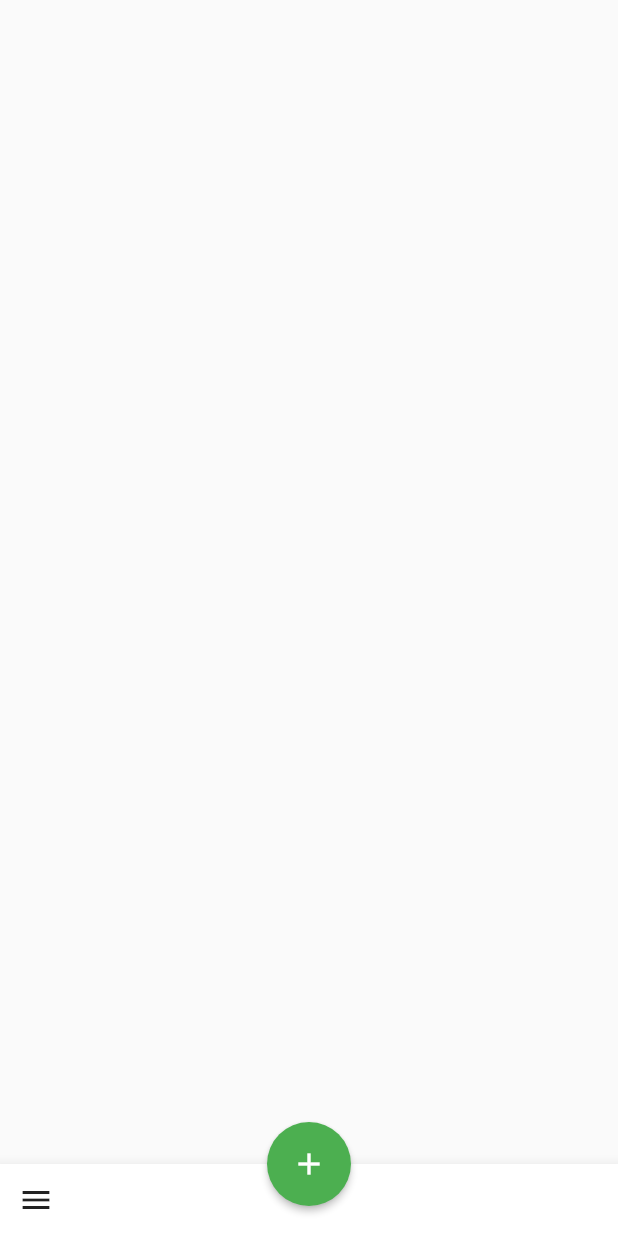
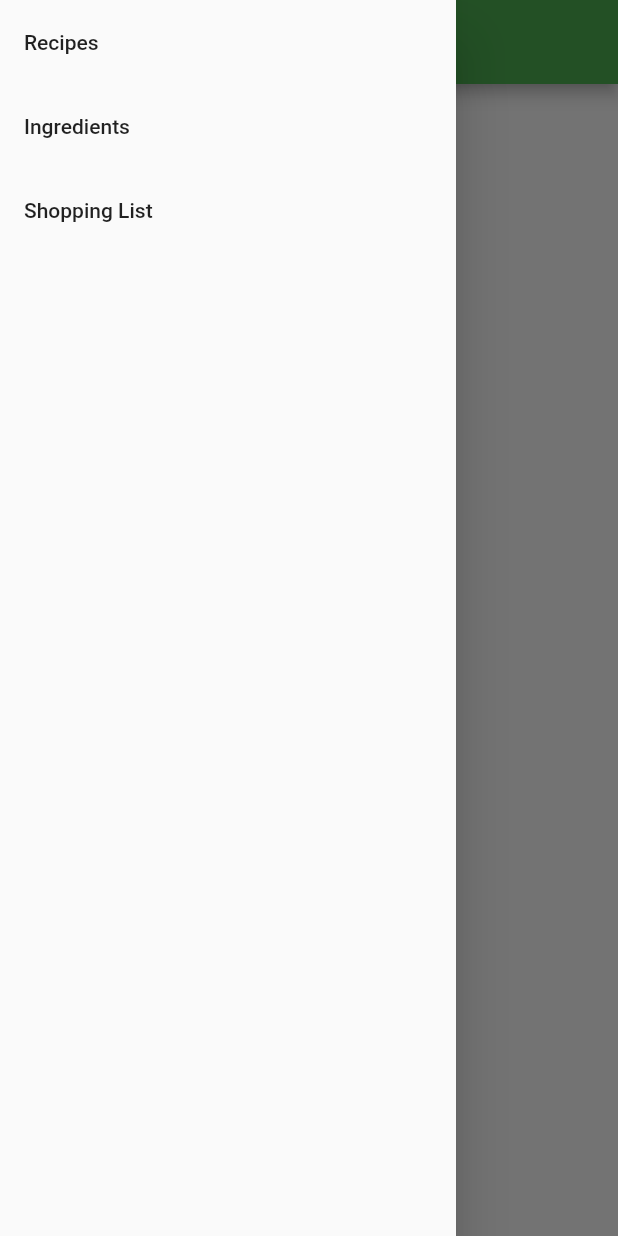
Before and after one commit to n30phyte/salam, a Flutter app: the screen it shows after launch, with the side drawer open (before the commit the screen has no drawer), on a phone screen of 412 x 824 dp. Run offline on Flutter 3.47's test engine with Material 2 defaults, Android fonts, the phone set to English and light mode, and no system bars.

```diff
--- a/lib/main.dart
+++ b/lib/main.dart
@@ -14,14 +14,34 @@ class App extends StatelessWidget {
           primarySwatch: Colors.green,
           visualDensity: VisualDensity.adaptivePlatformDensity,
         ),
-        home: Home());
+        home: HomePage(title: 'Home'));
   }
 }
 
-class Home extends StatelessWidget {
+class HomePage extends StatefulWidget {
+  final String title;
+
+  HomePage({Key key, this.title}) : super(key: key);
+
+  @override
+  _HomePageState createState() => _HomePageState();
+}
+
+class _HomePageState extends State<HomePage> {
   @override
   Widget build(BuildContext context) {
     return Scaffold(
+      appBar: AppBar(title: Text(widget.title)),
+      endDrawerEnableOpenDragGesture: true,
+      drawer: Drawer(
+          child: ListView(
+        padding: EdgeInsets.zero,
+        children: [
+          ListTile(title: Text('Recipes'), onTap: () {}),
+          ListTile(title: Text('Ingredients'), onTap: () {}),
+          ListTile(title: Text('Shopping List'), onTap: () {})
+        ],
+      )),
       floatingActionButtonLocation: FloatingActionButtonLocation.centerDocked,
       floatingActionButton: FloatingActionButton(
           onPressed: () {
@@ -30,10 +50,6 @@ class Home extends StatelessWidget {
           tooltip: 'Add new',
           child: Icon(Icons.add),
           elevation: 2.0),
-        bottomNavigationBar: BottomAppBar(
-            child: Row(
-          mainAxisAlignment: MainAxisAlignment.spaceBetween,
-          children: [IconButton(onPressed: () {}, icon: Icon(Icons.menu))],
-        )));
+    );
   }
 }
```
Lines whose indentation alone changed are shown as unchanged.
